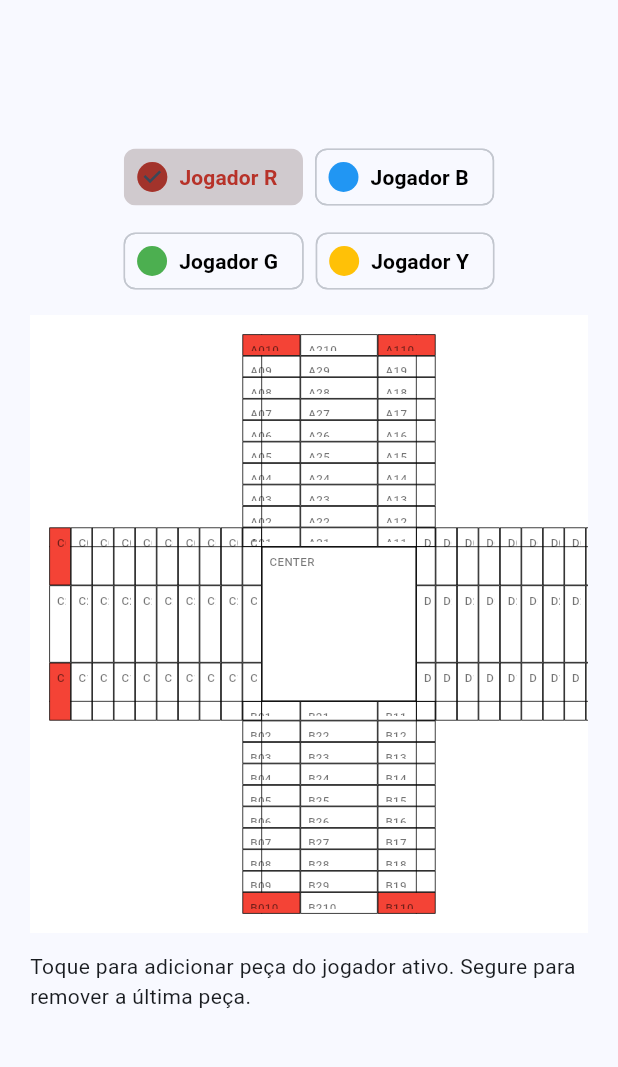
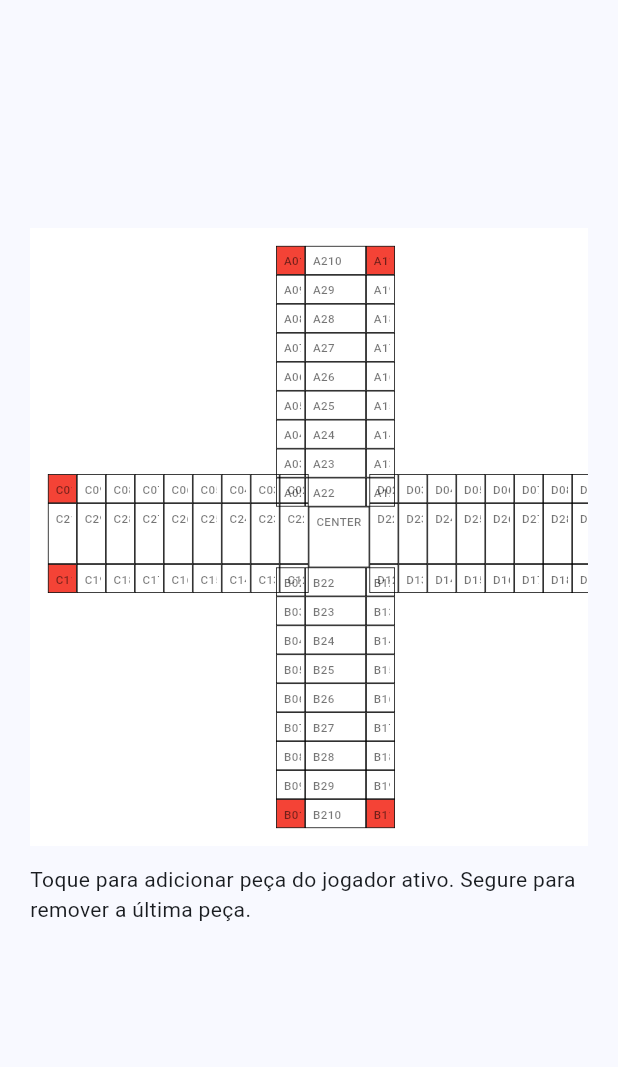
Before and after one commit to pgomes42/naote, a Flutter app: the screen it shows after launch, on a phone screen of 412 x 824 dp, the part 84-1151 px from its top. Run offline on Flutter 3.47's test engine with Material 3 defaults, Android fonts, the phone set to English and light mode, and no system bars.

Commit message:
Ajuste no Lado D: braço inicia na borda direita do centro e segue para a direita, evitando sobreposição com o Lado C. Faltam apenas alguns ajustes para ficar como pretendido.

```diff
--- a/lib/main.dart
+++ b/lib/main.dart
@@ -74,9 +74,9 @@ class BoardGeometry {
   BoardGeometry(Size size)
       : size = Size.square(size.shortestSide),
         scale = size.shortestSide / 320,
-        squareSize = (size.shortestSide / 320) * 100,
-        step = ((size.shortestSide / 320) * 100) / 9, // 9 células nos braços externos
-        sideWidth = 30 * (size.shortestSide / 320), // laterais 30mm
+        squareSize = (size.shortestSide / 320) * 65, // reduz centro/faixas centrais pela metade (~35mm úteis)
+        sideWidth = 15 * (size.shortestSide / 320), // laterais 15mm base
+        step = 15 * (size.shortestSide / 320), // altura = largura das laterais (grids quadradas)
         center = Offset(size.shortestSide / 2, size.shortestSide / 2);
 
   final Size size;
@@ -87,11 +87,11 @@ class BoardGeometry {
   final Offset center;
 
   Rect get centerRect {
-    final inset = 10 * scale; // 10mm de cada lado
+    final centerSize = (squareSize - 2 * sideWidth) * 0.9; // reduz 5% de cada lado (10% total)
     return Rect.fromCenter(
       center: center,
-      width: squareSize - 2 * inset,
-      height: squareSize - 2 * inset,
+      width: centerSize,
+      height: centerSize,
     );
   }
 
@@ -102,13 +102,14 @@ class BoardGeometry {
     cells.add(BoardCell(id: 'CENTER', rect: centerRect, isVertical: true, isRed: false));
 
     // Top A: 9 células no braço externo + A1 na borda superior do centro
-    final topOrigin = Offset(center.dx - squareSize / 2, center.dy - squareSize / 2 - squareSize);
     final inset = 10 * scale;
+    final centerRect_Calc = centerRect;
+    final topOrigin = Offset(center.dx - squareSize / 2, centerRect_Calc.top - step * (cellsPerArm - 1)); // braços conectam direto ao centro (topo)
     // A10 a A2: braço externo (9 células)
     for (int i = 0; i < cellsPerArm - 1; i++) {
       final labelIdx = cellsPerArm - i; // A10 no topo, A2 próximo ao centro
       final cellY = topOrigin.dy + step * i;
-      final centerWidth = squareSize - 2 * sideWidth;
+      final centerWidth = (squareSize - 2 * sideWidth) * 0.9; // reduz 5% de cada lado
 
       cells.add(BoardCell(
         id: 'A0$labelIdx',
@@ -129,50 +130,12 @@ class BoardGeometry {
         isRed: labelIdx % 5 == 0 && labelIdx != 5,
       ));
     }
-    // A1: borda superior do centro (10mm)
-    final a1Y = center.dy - squareSize / 2;
-    final centerWidth = squareSize - 2 * sideWidth;
-    cells.add(BoardCell(
-      id: 'A01',
-      rect: Rect.fromLTWH(topOrigin.dx, a1Y, sideWidth, inset),
-      isVertical: true,
-      isRed: false,
-    ));
-    cells.add(BoardCell(
-      id: 'A21',
-      rect: Rect.fromLTWH(topOrigin.dx + sideWidth, a1Y, centerWidth, inset),
-      isVertical: true,
-      isRed: false,
-    ));
-    cells.add(BoardCell(
-      id: 'A11',
-      rect: Rect.fromLTWH(topOrigin.dx + sideWidth + centerWidth, a1Y, sideWidth, inset),
-      isVertical: true,
-      isRed: false,
-    ));
+    // Braços começam direto no centerRect sem células de borda
 
     // Bottom B: B1 na borda inferior do centro (10mm) + 9 células no braço externo
-    final bottomOrigin = Offset(center.dx - squareSize / 2, center.dy + squareSize / 2);
-    final b1Y = center.dy + squareSize / 2 - inset;
-    final centerWidthB = squareSize - 2 * sideWidth;
-    cells.add(BoardCell(
-      id: 'B01',
-      rect: Rect.fromLTWH(bottomOrigin.dx, b1Y, sideWidth, inset),
-      isVertical: true,
-      isRed: false,
-    ));
-    cells.add(BoardCell(
-      id: 'B21',
-      rect: Rect.fromLTWH(bottomOrigin.dx + sideWidth, b1Y, centerWidthB, inset),
-      isVertical: true,
-      isRed: false,
-    ));
-    cells.add(BoardCell(
-      id: 'B11',
-      rect: Rect.fromLTWH(bottomOrigin.dx + sideWidth + centerWidthB, b1Y, sideWidth, inset),
-      isVertical: true,
-      isRed: false,
-    ));
+    final b1Y = centerRect_Calc.bottom;
+    final bottomOrigin = Offset(center.dx - squareSize / 2, b1Y); // começa exatamente onde centerRect termina embaixo
+    final centerWidthB = (squareSize - 2 * sideWidth) * 0.9; // reduz 5% de cada lado
     // B2 a B10: braço externo (9 células)
     for (int i = 0; i < cellsPerArm - 1; i++) {
       final labelIdx = i + 2;
@@ -198,8 +161,9 @@ class BoardGeometry {
     }
 
     // Left C: 9 células no braço externo + C1 na borda esquerda do centro
-    final leftOrigin = Offset(center.dx - squareSize / 2 - squareSize, center.dy - squareSize / 2);
-    final centerHeight = squareSize - 2 * sideWidth;
+    final centerHeight = (squareSize - 2 * sideWidth) * 0.9; // reduz 5% de cada lado
+    final c1X = centerRect_Calc.left;
+    final leftOrigin = Offset(c1X - step * (cellsPerArm - 1), center.dy - squareSize / 2); // braços conectam direto ao centro (esquerda)
     for (int i = 0; i < cellsPerArm - 1; i++) {
       final labelIdx = cellsPerArm - i; // C10 no extremo, C2 próximo ao centro
       final cellX = leftOrigin.dx + step * i;
@@ -222,48 +186,10 @@ class BoardGeometry {
         isRed: labelIdx % 5 == 0 && labelIdx != 5,
       ));
     }
-    // C1: borda esquerda do centro (10mm)
-    final c1X = center.dx - squareSize / 2;
-    cells.add(BoardCell(
-      id: 'C01',
-      rect: Rect.fromLTWH(c1X, leftOrigin.dy, inset, sideWidth),
-      isVertical: false,
-      isRed: false,
-    ));
-    cells.add(BoardCell(
-      id: 'C21',
-      rect: Rect.fromLTWH(c1X, leftOrigin.dy + sideWidth, inset, centerHeight),
-      isVertical: false,
-      isRed: false,
-    ));
-    cells.add(BoardCell(
-      id: 'C11',
-      rect: Rect.fromLTWH(c1X, leftOrigin.dy + sideWidth + centerHeight, inset, sideWidth),
-      isVertical: false,
-      isRed: false,
-    ));
 
-    // Right D: D1 na borda direita do centro (10mm) + 9 células no braço externo
-    final rightOrigin = Offset(center.dx + squareSize / 2, center.dy - squareSize / 2);
-    final d1X = center.dx + squareSize / 2 - inset;
-    cells.add(BoardCell(
-      id: 'D01',
-      rect: Rect.fromLTWH(d1X, rightOrigin.dy, inset, sideWidth),
-      isVertical: false,
-      isRed: false,
-    ));
-    cells.add(BoardCell(
-      id: 'D21',
-      rect: Rect.fromLTWH(d1X, rightOrigin.dy + sideWidth, inset, centerHeight),
-      isVertical: false,
-      isRed: false,
-    ));
-    cells.add(BoardCell(
-      id: 'D11',
-      rect: Rect.fromLTWH(d1X, rightOrigin.dy + sideWidth + centerHeight, inset, sideWidth),
-      isVertical: false,
-      isRed: false,
-    ));
+    // Right D: braço começa exatamente na borda direita do centro e segue para a direita
+    final d1X = centerRect_Calc.right;
+    final rightOrigin = Offset(d1X, center.dy - squareSize / 2);
     // D2 a D10: braço externo (9 células)
     for (int i = 0; i < cellsPerArm - 1; i++) {
       final labelIdx = i + 2;
@@ -344,11 +270,6 @@ class _GameScreenState extends State<GameScreen> {
                   child: Column(
                     mainAxisSize: MainAxisSize.min,
                     children: [
-                      _PlayerSelector(
-                        current: _currentPlayer,
-                        onChanged: (p) => setState(() => _currentPlayer = p),
-                      ),
-                      const SizedBox(height: 12),
                       SizedBox(
                         width: geometry.size.width,
                         height: geometry.size.height,
@@ -358,8 +279,6 @@ class _GameScreenState extends State<GameScreen> {
                             Positioned.fill(
                               child: Container(color: Colors.white),
                             ),
-                            // Linhas internas cruzando o centro (10mm de cada lado)
-                            ..._buildCenterLines(geometry),
                             // Células como componentes
                             ...cells.map(
                               (cell) => Positioned(
@@ -390,82 +309,6 @@ class _GameScreenState extends State<GameScreen> {
           );
         },
       ),
-    );
-  }
-
-  List<Widget> _buildCenterLines(BoardGeometry geo) {
-    final inset = 10 * geo.scale;
-    final linePaint = BorderSide(color: Colors.black, width: 0.5);
-
-    return [
-      // Vertical esquerdo
-      Positioned(
-        left: geo.center.dx - geo.squareSize / 2 + inset - linePaint.width / 2,
-        top: geo.center.dy - geo.squareSize / 2 - geo.squareSize,
-        width: linePaint.width,
-        height: geo.squareSize * 3,
-        child: Container(color: linePaint.color),
-      ),
-      // Vertical direito
-      Positioned(
-        left: geo.center.dx + geo.squareSize / 2 - inset - linePaint.width / 2,
-        top: geo.center.dy - geo.squareSize / 2 - geo.squareSize,
-        width: linePaint.width,
-        height: geo.squareSize * 3,
-        child: Container(color: linePaint.color),
-      ),
-      // Horizontal superior
-      Positioned(
-        left: geo.center.dx - geo.squareSize / 2 - geo.squareSize,
-        top: geo.center.dy - geo.squareSize / 2 + inset - linePaint.width / 2,
-        width: geo.squareSize * 3,
-        height: linePaint.width,
-        child: Container(color: linePaint.color),
-      ),
-      // Horizontal inferior
-      Positioned(
-        left: geo.center.dx - geo.squareSize / 2 - geo.squareSize,
-        top: geo.center.dy + geo.squareSize / 2 - inset - linePaint.width / 2,
-        width: geo.squareSize * 3,
-        height: linePaint.width,
-        child: Container(color: linePaint.color),
-      ),
-    ];
-  }
-}
-
-class _PlayerSelector extends StatelessWidget {
-  const _PlayerSelector({required this.current, required this.onChanged});
-
-  final Player current;
-  final ValueChanged<Player> onChanged;
-
-  @override
-  Widget build(BuildContext context) {
-    return Wrap(
-      spacing: 8,
-      runSpacing: 8,
-      alignment: WrapAlignment.center,
-      children: Player.values
-          .map(
-            (p) => ChoiceChip(
-              label: Text('Jogador ${playerLabel(p)}'),
-              selected: current == p,
-              selectedColor: Color.lerp(Colors.transparent, playerColor(p), 0.2),
-              labelStyle: TextStyle(
-                color: current == p
-                    ? Color.lerp(playerColor(p), Colors.black, 0.25)
-                    : Colors.black,
-                fontWeight: FontWeight.w600,
-              ),
-              avatar: CircleAvatar(
-                backgroundColor: playerColor(p),
-                radius: 10,
-              ),
-              onSelected: (_) => onChanged(p),
-            ),
-          )
-          .toList(),
     );
   }
 }
```
Also changed, not shown: 34 other files.
